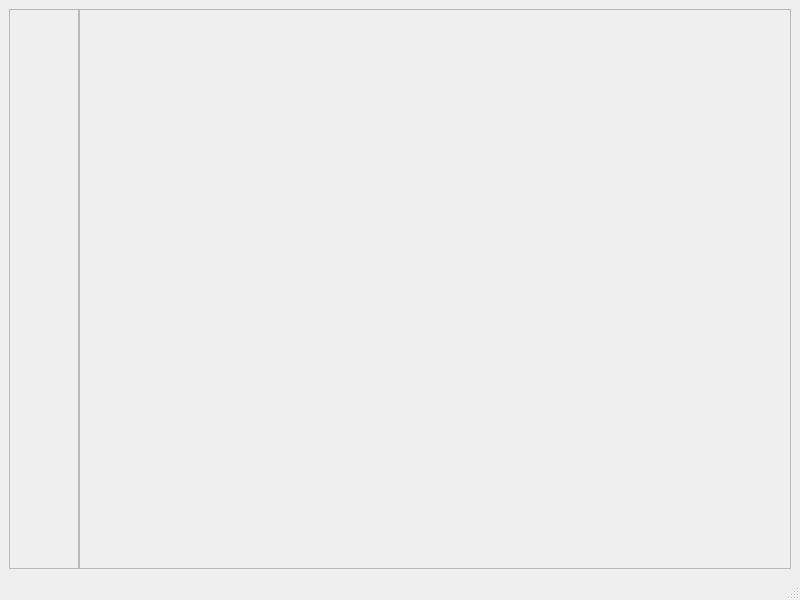
This is src/editor/game_editor.ui in fernandezfacu/Remake-Counter-Strike-2D as Qt 5 draws it before an edit. The edited form follows.
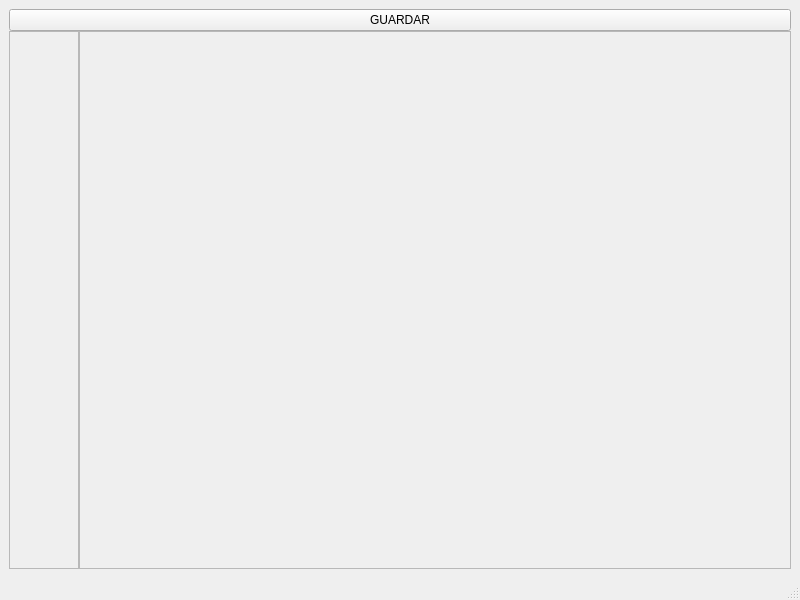
This is the edited form.

Commit message: parser yaml para editor de juego

Diff of the .ui file:
```diff
--- a/src/editor/game_editor.ui
+++ b/src/editor/game_editor.ui
@@ -21,7 +21,7 @@
        <number>0</number>
       </property>
       <widget class="QWidget" name="page">
-       <layout class="QHBoxLayout" name="horizontalLayout_2">
+       <layout class="QVBoxLayout" name="verticalLayout">
         <property name="spacing">
          <number>0</number>
         </property>
@@ -38,6 +38,15 @@
          <number>0</number>
         </property>
         <item>
+         <widget class="QPushButton" name="save_button">
+          <property name="text">
+           <string>GUARDAR</string>
+          </property>
+         </widget>
+        </item>
+        <item>
+         <layout class="QHBoxLayout" name="horizontalLayout_3">
+          <item>
          <widget class="QScrollArea" name="scrollArea">
           <property name="sizePolicy">
            <sizepolicy hsizetype="Minimum" vsizetype="Minimum">
@@ -60,7 +69,7 @@
              <x>0</x>
              <y>0</y>
              <width>68</width>
-             <height>534</height>
+               <height>506</height>
             </rect>
            </property>
            <layout class="QVBoxLayout" name="verticalLayout_2">
@@ -93,8 +102,8 @@
             <rect>
              <x>0</x>
              <y>0</y>
-             <width>710</width>
-             <height>534</height>
+               <width>702</width>
+               <height>506</height>
             </rect>
            </property>
            <layout class="QGridLayout" name="gridLayout_2">
@@ -108,6 +117,8 @@
            </layout>
           </widget>
          </widget>
+          </item>
+         </layout>
         </item>
        </layout>
       </widget>
```
Lines whose indentation alone changed are shown as unchanged. The commit also changes 9 other files.
